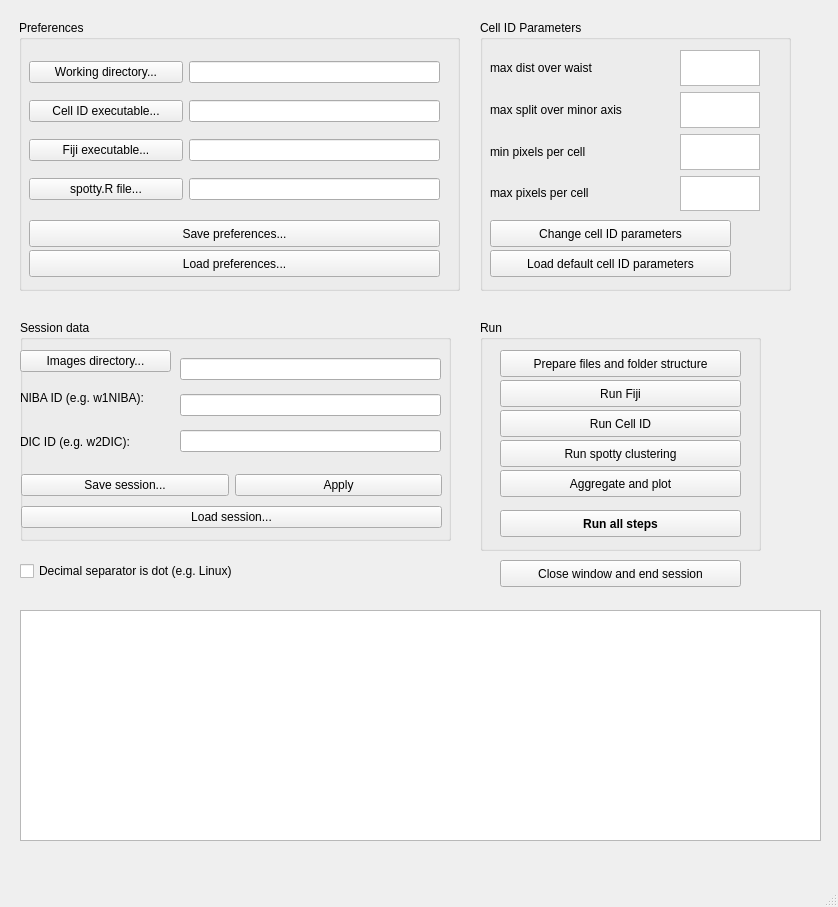
First picture: the form in src/MainWindow.ui, repository holzwok/Berufspraktikum, before the edit.
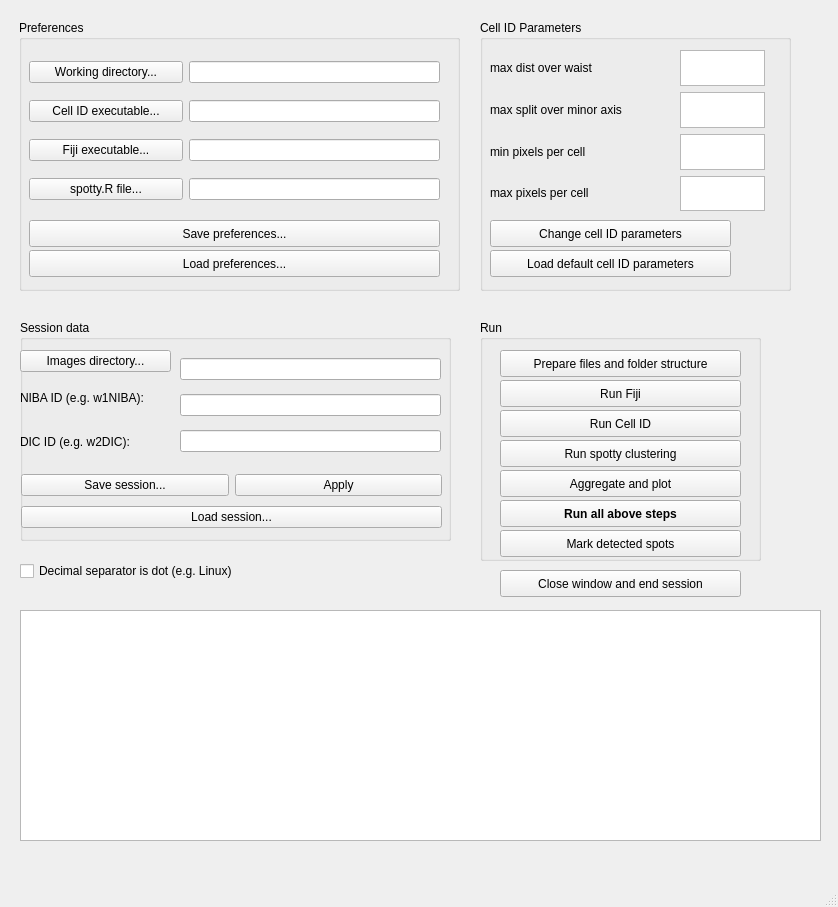
Second picture: the form after the edit. Icons and pictures are not drawn.

Commit message: New button for spots

```diff
--- a/src/MainWindow.ui
+++ b/src/MainWindow.ui
@@ -22,7 +22,7 @@
     <property name="geometry">
      <rect>
       <x>500</x>
-      <y>560</y>
+      <y>570</y>
       <width>241</width>
       <height>27</height>
      </rect>
@@ -123,7 +123,7 @@
       <rect>
        <x>200</x>
        <y>30</y>
-       <width>80</width>
+       <width>85</width>
        <height>161</height>
       </rect>
      </property>
@@ -424,7 +424,7 @@
       <x>480</x>
       <y>320</y>
       <width>281</width>
-      <height>231</height>
+      <height>241</height>
      </rect>
     </property>
     <property name="title">
@@ -499,7 +499,7 @@
      <property name="geometry">
       <rect>
        <x>20</x>
-       <y>190</y>
+       <y>180</y>
        <width>241</width>
        <height>27</height>
       </rect>
@@ -511,7 +511,20 @@
       </font>
      </property>
      <property name="text">
-      <string>Run all steps</string>
+      <string>Run all above steps</string>
+     </property>
+    </widget>
+    <widget class="QPushButton" name="pb_mark_detected_spots">
+     <property name="geometry">
+      <rect>
+       <x>20</x>
+       <y>210</y>
+       <width>241</width>
+       <height>27</height>
+      </rect>
+     </property>
+     <property name="text">
+      <string>Mark detected spots</string>
      </property>
     </widget>
    </widget>
```
Left out of the diff: 2 changed lines with no effect on the pictures. The commit also changes 3 other files.
